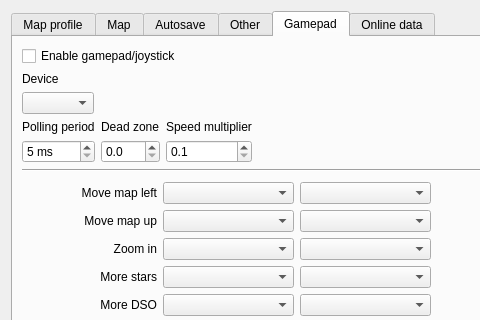
Old version of the form csetting.ui in the repository PavelMr/skytechx; both pictures show x 0 to 480 and y 0 to 320 of the 868 by 432 pixel window.
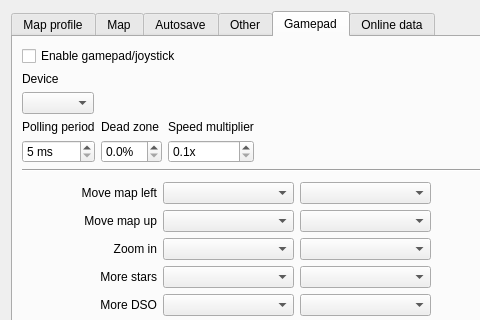
New version of the form. The open tabs and pages were chosen to show the change. Custom widgets are drawn as their Qt base class.

What changed in the file:
```diff
--- a/csetting.ui
+++ b/csetting.ui
@@ -3503,6 +3503,12 @@
            </item>
            <item row="1" column="2">
             <widget class="QDoubleSpinBox" name="sb_gp_speed">
+             <property name="prefix">
+              <string/>
+             </property>
+             <property name="suffix">
+              <string>x</string>
+             </property>
              <property name="decimals">
               <number>1</number>
              </property>
@@ -3553,6 +3559,9 @@
            </item>
            <item row="1" column="1">
             <widget class="QDoubleSpinBox" name="sb_dead_zone">
+             <property name="suffix">
+              <string>%</string>
+             </property>
              <property name="decimals">
               <number>1</number>
              </property>
```
